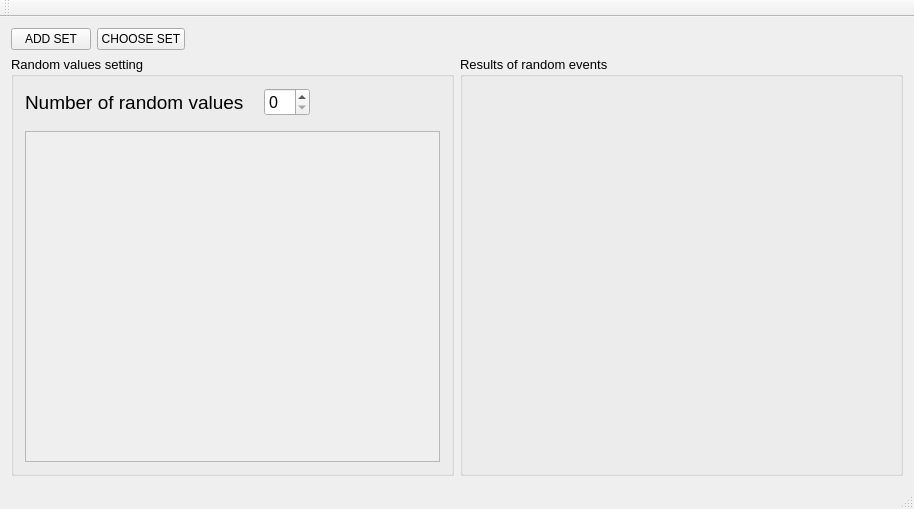
Above: lab2/RandomEventsGenerator/mainwindow.ui from scientist19/OOP-basics before the change. Below: the same form after it.
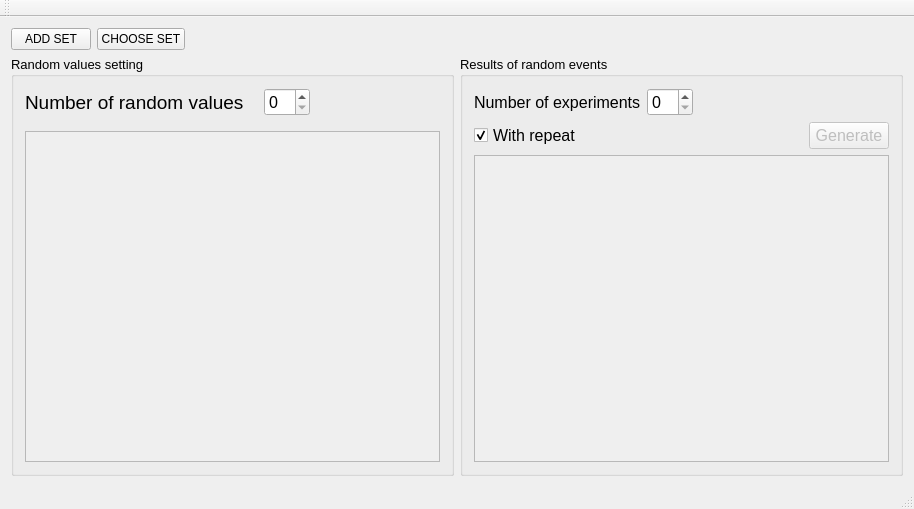
That is the form after the change.

Commit message: Developed mechanism of adding/removing RandomValueWidget & logic of generateButton

What changed in the file:
```diff
--- a/lab2/RandomEventsGenerator/mainwindow.ui
+++ b/lab2/RandomEventsGenerator/mainwindow.ui
@@ -178,6 +178,108 @@
         <property name="title">
          <string>Results of random events</string>
         </property>
+        <layout class="QVBoxLayout" name="verticalLayout_3">
+         <item>
+          <layout class="QGridLayout" name="gridLayout">
+           <item row="1" column="0">
+            <widget class="QCheckBox" name="checkBox">
+             <property name="font">
+              <font>
+               <pointsize>12</pointsize>
+              </font>
+             </property>
+             <property name="text">
+              <string>With repeat</string>
+             </property>
+             <property name="checked">
+              <bool>true</bool>
+             </property>
+             <property name="tristate">
+              <bool>false</bool>
+             </property>
+            </widget>
+           </item>
+           <item row="1" column="4">
+            <widget class="QPushButton" name="generateButton">
+             <property name="enabled">
+              <bool>false</bool>
+             </property>
+             <property name="sizePolicy">
+              <sizepolicy hsizetype="Maximum" vsizetype="Fixed">
+               <horstretch>0</horstretch>
+               <verstretch>0</verstretch>
+              </sizepolicy>
+             </property>
+             <property name="font">
+              <font>
+               <pointsize>12</pointsize>
+              </font>
+             </property>
+             <property name="text">
+              <string>Generate</string>
+             </property>
+            </widget>
+           </item>
+           <item row="0" column="0">
+            <widget class="QLabel" name="label_2">
+             <property name="font">
+              <font>
+               <pointsize>12</pointsize>
+              </font>
+             </property>
+             <property name="text">
+              <string>Number of experiments</string>
+             </property>
+            </widget>
+           </item>
+           <item row="0" column="2">
+            <widget class="QSpinBox" name="experimentsNumber">
+             <property name="font">
+              <font>
+               <pointsize>12</pointsize>
+              </font>
+             </property>
+            </widget>
+           </item>
+           <item row="1" column="3">
+            <spacer name="horizontalSpacer_4">
+             <property name="orientation">
+              <enum>Qt::Horizontal</enum>
+             </property>
+             <property name="sizeHint" stdset="0">
+              <size>
+               <width>40</width>
+               <height>20</height>
+              </size>
+             </property>
+            </spacer>
+           </item>
+          </layout>
+         </item>
+         <item>
+          <widget class="QScrollArea" name="scrollArea_2">
+           <property name="sizePolicy">
+            <sizepolicy hsizetype="Expanding" vsizetype="Expanding">
+             <horstretch>0</horstretch>
+             <verstretch>0</verstretch>
+            </sizepolicy>
+           </property>
+           <property name="widgetResizable">
+            <bool>true</bool>
+           </property>
+           <widget class="QWidget" name="scrollAreaWidgetContents_2">
+            <property name="geometry">
+             <rect>
+              <x>0</x>
+              <y>0</y>
+              <width>415</width>
+              <height>257</height>
+             </rect>
+            </property>
+           </widget>
+          </widget>
+         </item>
+        </layout>
        </widget>
       </item>
      </layout>
```
Left out of the diff: 17 changed lines with no effect on the pictures. The commit also changes 10 other files.
